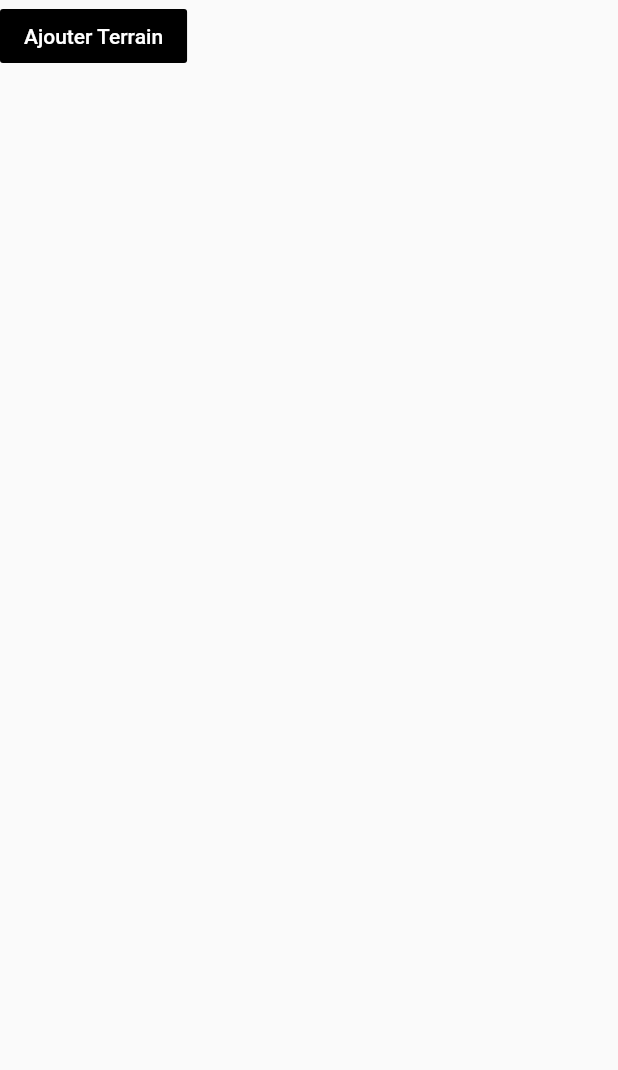
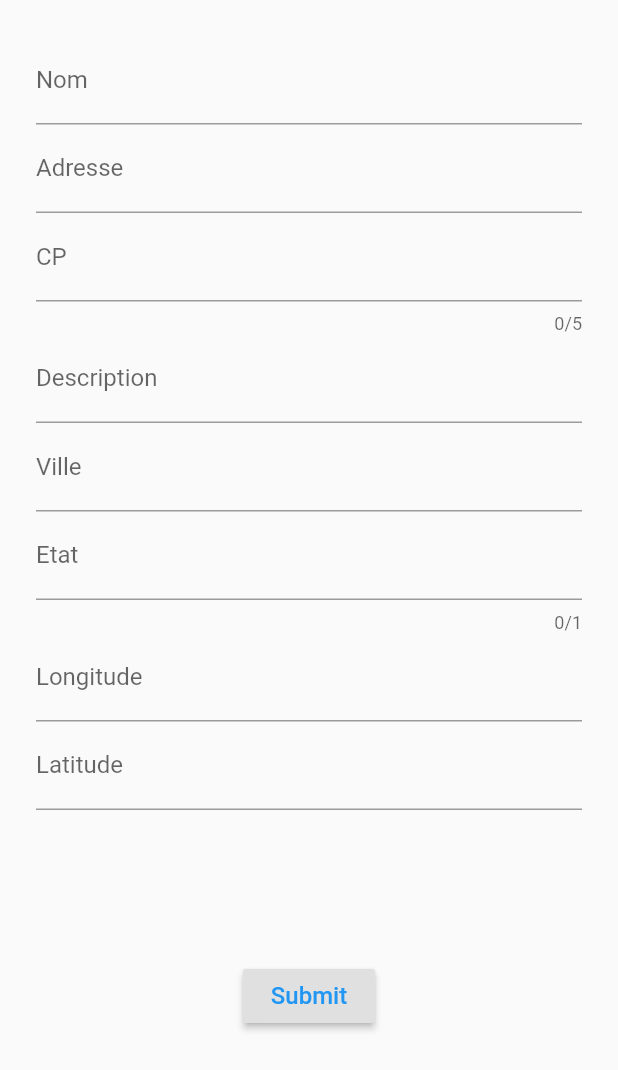
Before and after one commit to lblandin/CityAccessFlutter, a Flutter app: the AddPage widget shown alone on an empty page, opened directly, on a phone screen of 412 x 824 dp. Shown: the top 1070 px of the screen. Run offline on Flutter 3.47's test engine with Material 2 defaults, Android fonts, the phone set to English and light mode, and no system bars; our stand-ins replace curved_navigation_bar, firebase_core, firebase_database, font_awesome_flutter, google_maps_flutter, introduction_screen and 1 more; accounts and stored records are empty.

Commit message:
Ajout d'un formulaire pour ajouter des terrains à la bdd

```diff
--- a/lib/menu/add.dart
+++ b/lib/menu/add.dart
@@ -14,6 +14,16 @@ class AddPage extends StatefulWidget{
 
 class _AddPageState extends State<AddPage> {
 
+  String _nom;
+  String _ville;
+  String _adresse;
+  String _description;
+  int _cp;
+  int _etat;
+  double _longitude;
+  double _latitude;
+
+  final GlobalKey<FormState> _formKey = GlobalKey<FormState>();
   final DatabaseReference database = FirebaseDatabase.instance.reference().child("Terrain");
 
   List<Terrain> terrains = [];
@@ -53,42 +63,199 @@ class _AddPageState extends State<AddPage> {
 
   int index;
 
-  sendField() {
-    setState(() {
-      index = terrains.length+1;
-    });
-    database.push().set({
-      'id' : index,
-      'nom' : 'Test'+lat.toString(),
-      'description' : 'Blabla',
-      'adresse' : '4 allée des fleurs',
-      'cp' : 35000,
-      'ville' : 'Rennes',
-      'etat' : 3,
-      'latitude' : lat,
-      'longitude' : lng,
-    });
+
+  Widget _buildNom() {
+    return TextFormField(
+      decoration: InputDecoration(labelText: 'Nom'),
+      validator: (String value) {
+        if (value.isEmpty) {
+          return 'Nom is Required';
+        }
+
+        return null;
+      },
+      onSaved: (String value) {
+        _nom = value;
+      },
+    );
   }
 
+  Widget _buildVille() {
+    return TextFormField(
+      decoration: InputDecoration(labelText: 'Ville'),
+      validator: (String value) {
+        if (value.isEmpty) {
+          return 'Ville is Required';
+        }
+
+        return null;
+      },
+      onSaved: (String value) {
+        _ville = value;
+      },
+    );
+  }
+
+  Widget _buildAdresse() {
+    return TextFormField(
+      decoration: InputDecoration(labelText: 'Adresse'),
+      validator: (String value) {
+        if (value.isEmpty) {
+          return 'Adresse is Required';
+        }
+
+        return null;
+      },
+      onSaved: (String value) {
+        _adresse = value;
+      },
+    );
+  }
+
+  Widget _buildCP() {
+    return TextFormField(
+      decoration: InputDecoration(labelText: 'CP'),
+      maxLength: 5,
+      keyboardType: TextInputType.number,
+      validator: (String value) {
+        if (value.isEmpty) {
+          return 'CP is Required';
+        }
+
+        return null;
+      },
+      onSaved: (String value) {
+        _cp = int.parse(value);
+      },
+    );
+  }
+
+  Widget _buildDescription() {
+    return TextFormField(
+      decoration: InputDecoration(labelText: 'Description'),
+      validator: (String value) {
+        if (value.isEmpty) {
+          return 'Description is Required';
+        }
+
+        return null;
+      },
+      onSaved: (String value) {
+        _description = value;
+      },
+    );
+  }
+
+  Widget _buildEtat() {
+    return TextFormField(
+      decoration: InputDecoration(labelText: 'Etat'),
+      maxLength: 1,
+      keyboardType: TextInputType.number,
+      validator: (String value) {
+        if (value.isEmpty) {
+          return 'Etat is Required';
+        }
+
+        return null;
+      },
+      onSaved: (String value) {
+        _etat = int.parse(value);
+      },
+    );
+  }
+
+  Widget _buildLongitude() {
+    return TextFormField(
+      decoration: InputDecoration(labelText: 'Longitude'),
+      validator: (String value) {
+        if (value.isEmpty) {
+          return 'Longitude is Required';
+        }
+
+        return null;
+      },
+      onSaved: (String value) {
+        _longitude = double.parse(value);
+      },
+    );
+  }
+  Widget _buildLatitude() {
+    return TextFormField(
+      decoration: InputDecoration(labelText: 'Latitude'),
+      validator: (String value) {
+        if (value.isEmpty) {
+          return 'Latitude is Required';
+        }
+
+        return null;
+      },
+      onSaved: (String value) {
+        _latitude = double.parse(value);
+      },
+    );
+  }
 
   @override
   Widget build(BuildContext context) {
-    return Scaffold(
-        appBar: AppBar(
-          backgroundColor: Color.fromRGBO(0, 125, 0, 1),
-          toolbarHeight: 0,
+    return SingleChildScrollView(
+      child: Container(
+        margin: EdgeInsets.all(24),
+        child: Form(
+          key: _formKey,
+          child: Column(
+            mainAxisAlignment: MainAxisAlignment.center,
+            children: <Widget>[
+              _buildNom(),
+              _buildAdresse(),
+              _buildCP(),
+              _buildDescription(),
+              _buildVille(),
+              _buildEtat(),
+              _buildLongitude(),
+              _buildLatitude(),
+              SizedBox(height: 100),
+              RaisedButton(
+                child: Text(
+                  'Submit',
+                  style: TextStyle(color: Colors.blue, fontSize: 16),
+                ),
+                onPressed: () {
+                  if (!_formKey.currentState.validate()) {
+                    return;
+                  }
+
+                  _formKey.currentState.save();
+
+                  print(_nom);
+                  print(_ville);
+                  print(_adresse);
+                  print(_cp);
+                  print(_description);
+                  print(_etat);
+                  print(_longitude);
+                  print(_latitude);
+
+                  //Send to Database
+                  setState(() {
+                    index = terrains.length+1;
+                  });
+                  database.push().set({
+                    'id' : index,
+                    'nom' : _nom,
+                    'description' : _description,
+                    'adresse' : _adresse,
+                    'cp' : _cp,
+                    'ville' : _ville,
+                    'etat' : _etat,
+                    'latitude' : lat,
+                    'longitude' : lng,
+                  });
+                },
+              )
+            ],
+          ),
         ),
-        body: Container(
-          child: FlatButton(
-            onPressed: () => sendField(),
-            child: Text(
-              "Ajouter Terrain",
-            ),
-            textColor: Colors.white,
-            color: Colors.black,
-          )
-        )
+      ),
     );
   }
-
 }
--- a/pubspec.yaml
+++ b/pubspec.yaml
@@ -37,7 +37,7 @@ dependencies:
 dev_dependencies:
   google_maps_flutter: ^0.5.11
   introduction_screen: ^1.0.7
-  flutter_launcher_icons: "^0.8.0"
+  flutter_launcher_icons: ^0.8.0
   flutter_test:
     sdk: flutter
 
```
Also changed, not shown: pubspec.lock.
